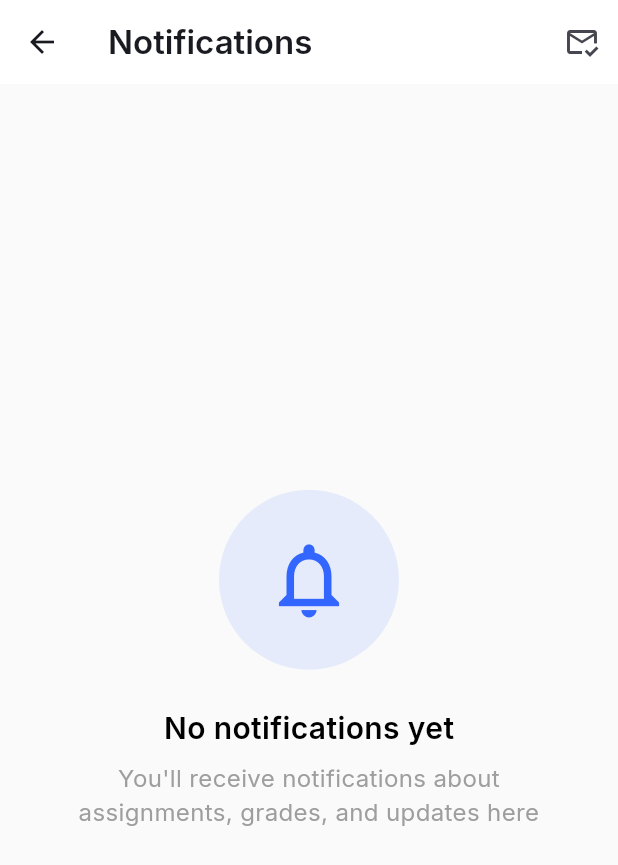
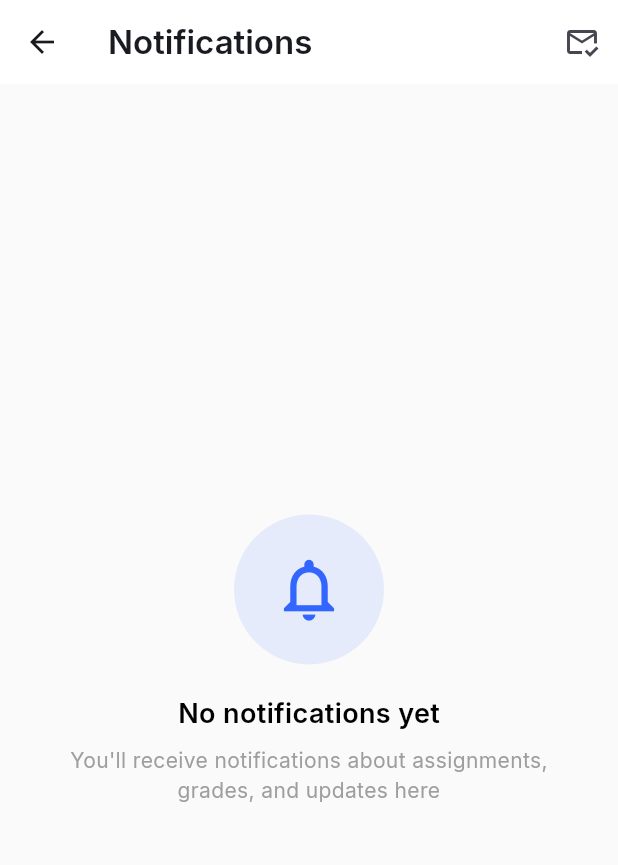
Before and after one commit to Innocent-Gershon/mobile_dev_summative, a Flutter app: the NotificationsScreen screen opened by its route, on a phone screen of 412 x 824 dp. Shown: the top 865 px of the screen. Run offline on Flutter 3.47's test engine with Material 3 defaults, Android fonts, the phone set to English and light mode, and no system bars; our stand-ins replace animate_do, cloud_firestore, equatable, file_picker, firebase_auth, firebase_core and 7 more; accounts and stored records are empty; generated files the repository leaves out were written again.

Commit message:
fix bottom screen overflow

```diff
--- a/edu_bridge_01/lib/presentation/pages/notifications/notifications_screen.dart
+++ b/edu_bridge_01/lib/presentation/pages/notifications/notifications_screen.dart
@@ -123,42 +123,48 @@ class _NotificationsScreenState extends State<NotificationsScreen> {
   }
 
   Widget _buildEmptyState() {
-    return Center(
+    return Padding(
+      padding: const EdgeInsets.all(16),
+      child: Center(
         child: Column(
           mainAxisAlignment: MainAxisAlignment.center,
           children: [
             Container(
-            width: 120,
-            height: 120,
+              width: 100,
+              height: 100,
               decoration: BoxDecoration(
                 color: AppColors.primary.withValues(alpha: 0.1),
                 shape: BoxShape.circle,
               ),
               child: const Icon(
                 Icons.notifications_none,
-              size: 60,
+                size: 50,
                 color: AppColors.primary,
               ),
             ),
-          const SizedBox(height: 24),
+            const SizedBox(height: 20),
             const Text(
               'No notifications yet',
               style: TextStyle(
-              fontSize: 20,
+                fontSize: 18,
                 fontWeight: FontWeight.w600,
                 color: Colors.black,
               ),
             ),
             const SizedBox(height: 8),
-          const Text(
-            'You\'ll receive notifications about\nassignments, grades, and updates here',
+            const Padding(
+              padding: EdgeInsets.symmetric(horizontal: 20),
+              child: Text(
+                'You\'ll receive notifications about assignments, grades, and updates here',
                 textAlign: TextAlign.center,
                 style: TextStyle(
-              fontSize: 16,
+                  fontSize: 14,
                   color: Colors.grey,
                 ),
               ),
+            ),
           ],
+        ),
       ),
     );
   }
```
Also changed, not shown: edu_bridge_01/lib/presentation/pages/auth/signup_screen.dart (+87 -59 lines). Lines whose indentation alone changed are shown as unchanged.
